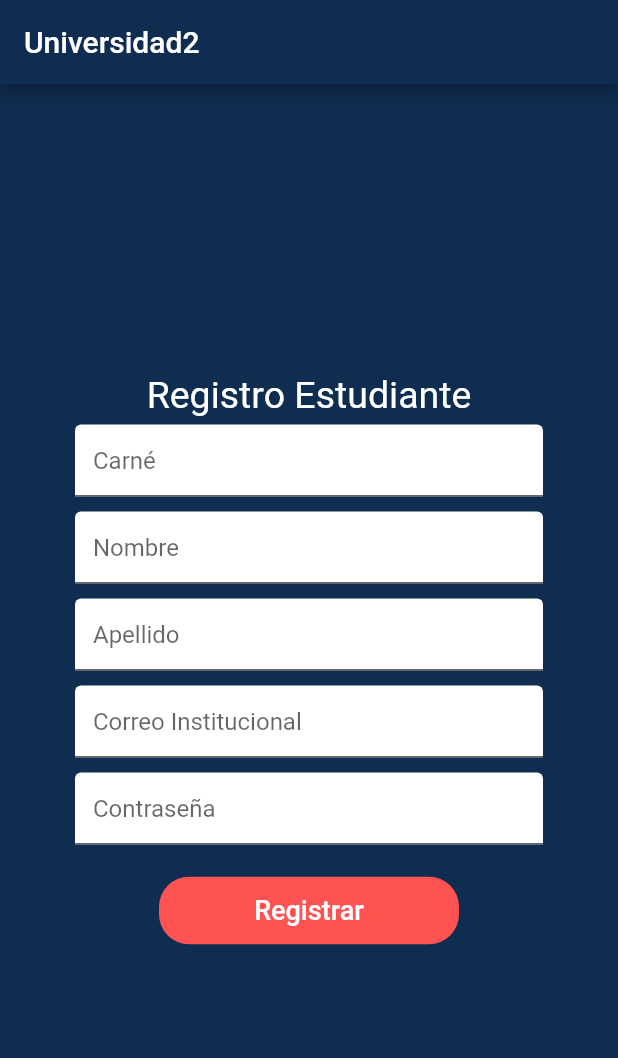
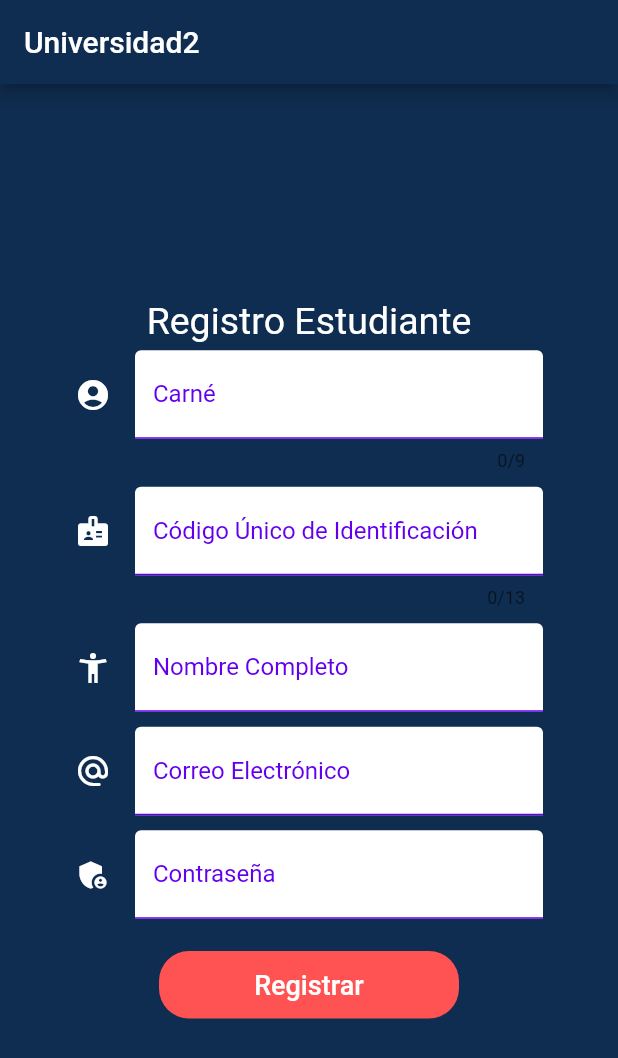
Before and after one commit to javier3448/-AYD1-Grupo5, a Flutter app: the screen it shows after launch, on a phone screen of 412 x 824 dp. Shown: the top 1058 px of the screen. Run offline on Flutter 3.47's test engine with Material 2 defaults, Android fonts, the phone set to English and light mode, and no system bars.

Commit message:
pantalla registro

```diff
--- a/frontend/app_estudiantes/app_students/lib/src/pages/tabs.dart
+++ b/frontend/app_estudiantes/app_students/lib/src/pages/tabs.dart
@@ -24,8 +24,8 @@ class _tabs_pageState extends State<tabs_page> {
             children: [
               myTittle(),
               fieldNumber(),
+              fieldCUI(),
               fieldName(),
-              fieldLastName(),
               fieldEmail(),
               fieldPassword(),
               SizedBox(height: 15),
@@ -64,17 +64,45 @@ Widget fieldName() {
     padding: EdgeInsets.symmetric(horizontal: 50, vertical: 5),
     child: TextField(
       decoration: InputDecoration(
-          hintText: "Nombre", fillColor: Colors.white, filled: true),
+        icon: Icon(
+          Icons.accessibility_new,
+          color: Colors.white,
+        ),
+        labelText: 'Nombre Completo',
+        labelStyle: TextStyle(
+          color: Color(0xFF6200EE),
+        ),
+        fillColor: Colors.white,
+        filled: true,
+        enabledBorder: UnderlineInputBorder(
+          borderSide: BorderSide(color: Color(0xFF6200EE)),
+        ),
+      ),
     ),
   );
 }
 
-Widget fieldLastName() {
+Widget fieldCUI() {
   return Container(
     padding: EdgeInsets.symmetric(horizontal: 50, vertical: 5),
     child: TextField(
+      keyboardType: TextInputType.number,
+      maxLength: 13,
       decoration: InputDecoration(
-          hintText: "Apellido", fillColor: Colors.white, filled: true),
+        icon: Icon(
+          Icons.badge,
+          color: Colors.white,
+        ),
+        labelText: 'Código Único de Identificación',
+        labelStyle: TextStyle(
+          color: Color(0xFF6200EE),
+        ),
+        fillColor: Colors.white,
+        filled: true,
+        enabledBorder: UnderlineInputBorder(
+          borderSide: BorderSide(color: Color(0xFF6200EE)),
+        ),
+      ),
     ),
   );
 }
@@ -84,10 +112,23 @@ Widget fieldNumber() {
       padding: EdgeInsets.symmetric(horizontal: 50, vertical: 5),
       child: TextField(
         keyboardType: TextInputType.number,
+        maxLength: 9,
         decoration: InputDecoration(
-          hintText: "Carné", fillColor: Colors.white, filled: true),
+          icon: Icon(
+            Icons.account_circle_rounded,
+            color: Colors.white,
           ),
-  );
+          labelText: 'Carné',
+          labelStyle: TextStyle(
+            color: Color(0xFF6200EE),
+          ),
+          fillColor: Colors.white,
+          filled: true,
+          enabledBorder: UnderlineInputBorder(
+            borderSide: BorderSide(color: Color(0xFF6200EE)),
+          ),
+        ),
+      ));
 }
 
 Widget fieldEmail() {
@@ -96,9 +137,20 @@ Widget fieldEmail() {
     child: TextField(
       keyboardType: TextInputType.emailAddress,
       decoration: InputDecoration(
-          hintText: "Correo Institucional",
+        icon: Icon(
+          Icons.alternate_email_rounded,
+          color: Colors.white,
+        ),
+        labelText: 'Correo Electrónico',
+        labelStyle: TextStyle(
+          color: Color(0xFF6200EE),
+        ),
         fillColor: Colors.white,
-          filled: true),
+        filled: true,
+        enabledBorder: UnderlineInputBorder(
+          borderSide: BorderSide(color: Color(0xFF6200EE)),
+        ),
+      ),
     ),
   );
 }
@@ -109,7 +161,20 @@ Widget fieldPassword() {
     child: TextField(
       obscureText: true,
       decoration: InputDecoration(
-          hintText: "Contraseña", fillColor: Colors.white, filled: true),
+        icon: Icon(
+          Icons.admin_panel_settings,
+          color: Colors.white,
+        ),
+        labelText: 'Contraseña',
+        labelStyle: TextStyle(
+          color: Color(0xFF6200EE),
+        ),
+        fillColor: Colors.white,
+        filled: true,
+        enabledBorder: UnderlineInputBorder(
+          borderSide: BorderSide(color: Color(0xFF6200EE)),
+        ),
+      ),
     ),
   );
 }
```
Also changed, not shown: frontend/app_estudiantes/app_students/pubspec.lock. Lines whose indentation alone changed are shown as unchanged.
